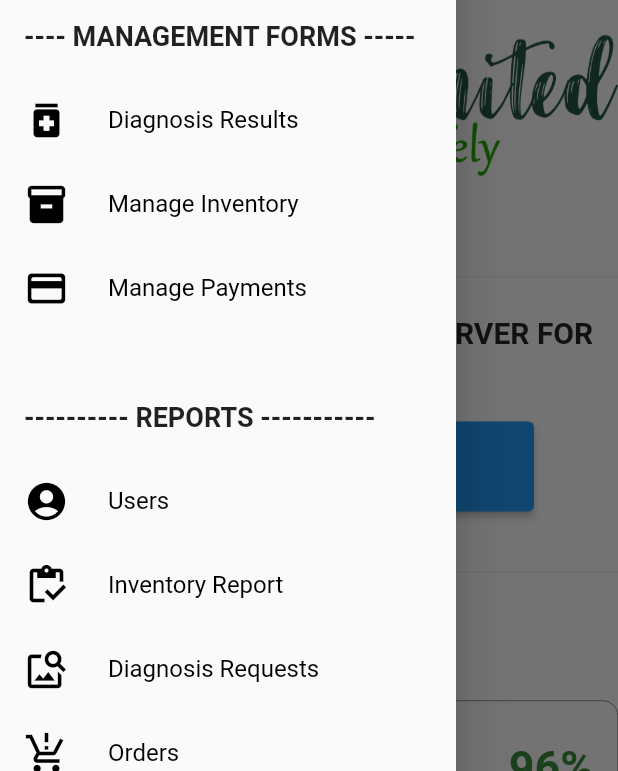
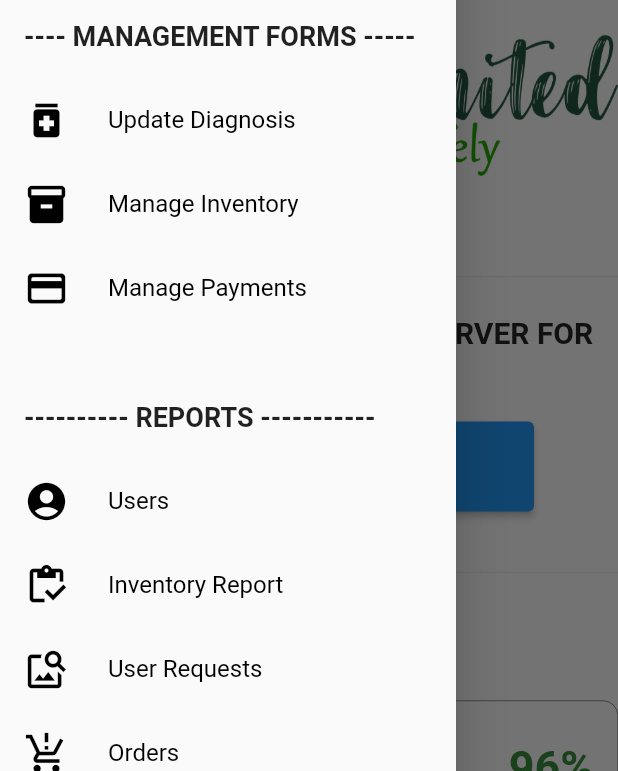
Before and after one commit to notrayo/wb_admin, a Flutter app: the screen it shows after launch, with the side drawer open, on a phone screen of 412 x 824 dp. Shown: the part 282-1053 px from the top of the screen. Run offline on Flutter 3.47's test engine with Material 2 defaults, Android fonts, the phone set to English and light mode, and no system bars; drawn by our look-alikes of countup; our stand-ins replace cloud_firestore, firebase_auth, firebase_core, firebase_messaging, firebase_storage, pie_chart; accounts and stored records are empty.

Commit message:
updated folder mgmt for better structuring of dart files

```diff
--- a/lib/FCM_key_exchange.dart
+++ /dev/null
@@ -1,3 +0,0 @@
-import 'package:firebase_messaging/firebase_messaging.dart';
-
-FirebaseMessaging messaging = FirebaseMessaging.instance;
--- a/lib/drawer.dart
+++ b/lib/drawer.dart
@@ -60,7 +60,7 @@ class DrawerScreen extends StatelessWidget {
               color: Colors.black,
             ),
             title: Text(
-              'Diagnosis Results',
+              'Update Diagnosis',
               style: Theme.of(context)
                   .textTheme
                   .titleMedium!
@@ -177,7 +177,7 @@ class DrawerScreen extends StatelessWidget {
               color: Colors.black,
             ),
             title: Text(
-              'Diagnosis Requests',
+              'User Requests',
               style: Theme.of(context)
                   .textTheme
                   .titleMedium!
```
Also changed, not shown: lib/home.dart (+10 -10 lines), lib/analytics/analytics.dart (renamed from lib/analytics.dart), lib/analytics/diagnosis_analytics.dart (renamed from lib/diagnosis_analytics.dart), lib/forms/diagnosis_results.dart (renamed from lib/diagnosis_results.dart), lib/forms/inv_mgmt.dart (renamed from lib/inv_mgmt.dart), lib/forms/payment_mgmt.dart (renamed from lib/payment_mgmt.dart), lib/reports/diagnosis_requests.dart (renamed from lib/diagnosis_requests.dart), lib/reports/inv_report.dart (renamed from lib/inv_report.dart), lib/reports/orders.dart (renamed from lib/orders.dart), lib/reports/payment_report.dart (renamed from lib/payment_report.dart), lib/reports/users.dart (renamed from lib/users.dart).
